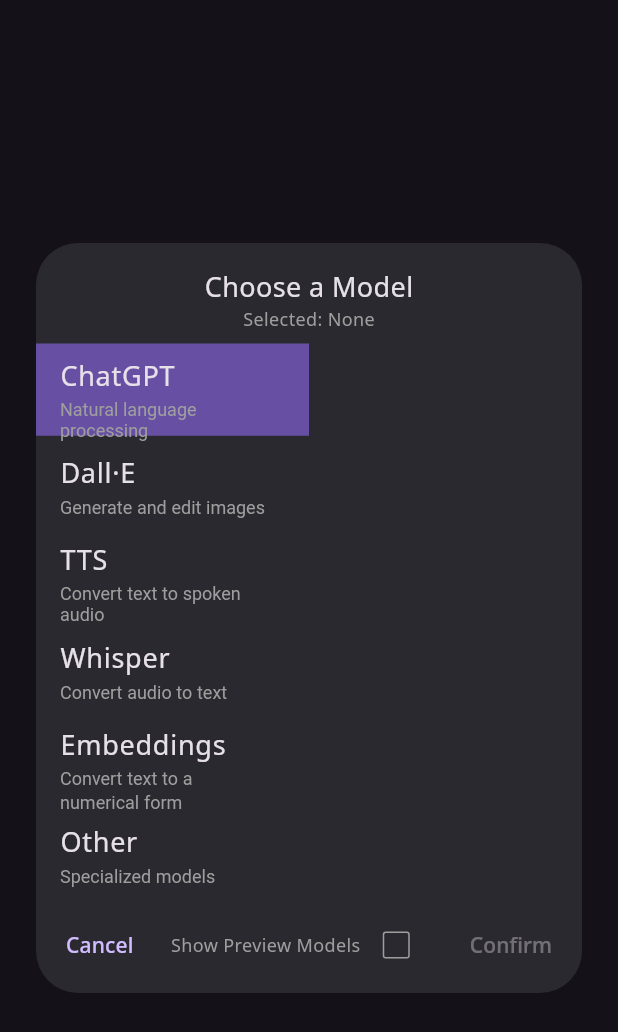
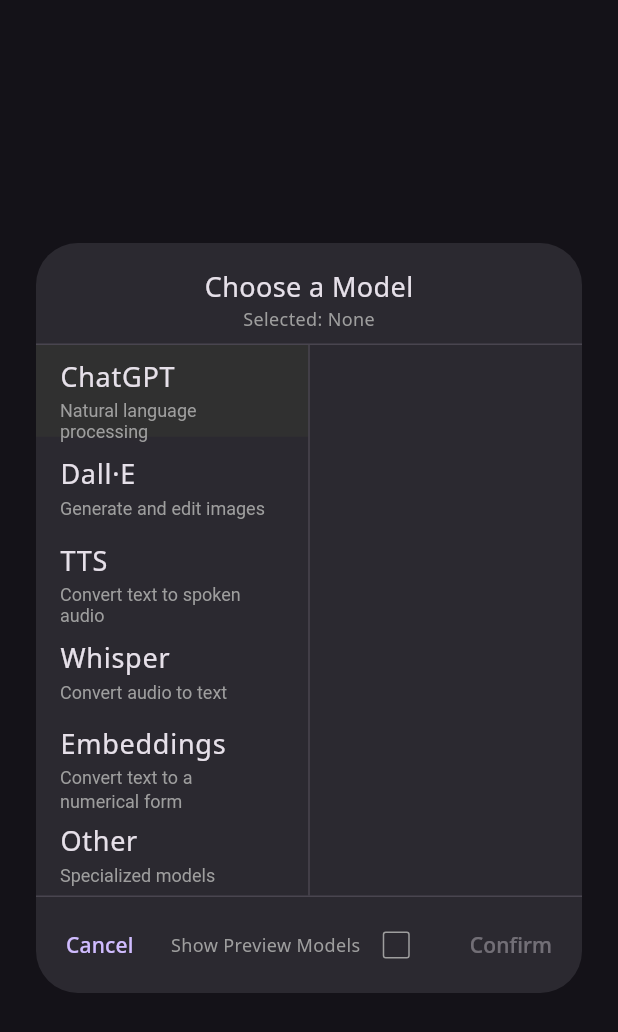
Before and after one commit to coleritchiee/gpt_thing, a Flutter app: the ModelDialog widget shown alone on an empty page, opened directly with empty values, on a phone screen of 412 x 824 dp. Shown: the top 1032 px of the screen. Run offline on Flutter 3.47's test engine with Material 3 defaults, Android fonts, the phone set to English and light mode, and no system bars; our stand-ins replace cloud_firestore, firebase_auth, firebase_core, font_awesome_flutter, google_fonts, google_sign_in and 1 more; missing offline and left inert: dart_openai; accounts and stored records are empty; generated files the repository leaves out were written again.

Commit message:
Add lines and change color of selected model
Finally there's a divider between the two columns, and the horrible purple color is gone.

```diff
--- a/lib/home/model_dialog.dart
+++ b/lib/home/model_dialog.dart
@@ -45,6 +45,9 @@ class ModelDialog extends StatelessWidget {
                     ),
                   ),
                   const SizedBox(height: 8),
+                  const Divider(
+                    height: 1,
+                  ),
                   Expanded(
                     child: Row(
                       mainAxisSize: MainAxisSize.min,
@@ -67,12 +70,15 @@ class ModelDialog extends StatelessWidget {
                                     fontSize: 12,
                                   ),
                                   tileColor: filter == group.name
-                                    ? Theme.of(context).colorScheme.inversePrimary
+                                    ? Colors.grey[850]
                                     : null,
                                 ),
                               );
                             }).toList(),
                           ),
+                        ),
+                        const VerticalDivider(
+                          width: 1,
                         ),
                         Expanded(
                           child: ListView(
@@ -95,7 +101,7 @@ class ModelDialog extends StatelessWidget {
                                 dense: true,
                                 visualDensity: const VisualDensity(vertical: -4),
                                 tileColor: newModel == model.id
-                                  ? Theme.of(context).colorScheme.inversePrimary
+                                  ? Colors.grey[850]
                                   : null,
                               );
                             }).toList(),
@@ -104,6 +110,7 @@ class ModelDialog extends StatelessWidget {
                       ],
                     ),
                   ),
+                  const Divider(height: 1),
                   const SizedBox(height: 8),
                   Padding(
                     padding: const EdgeInsets.only(
```
